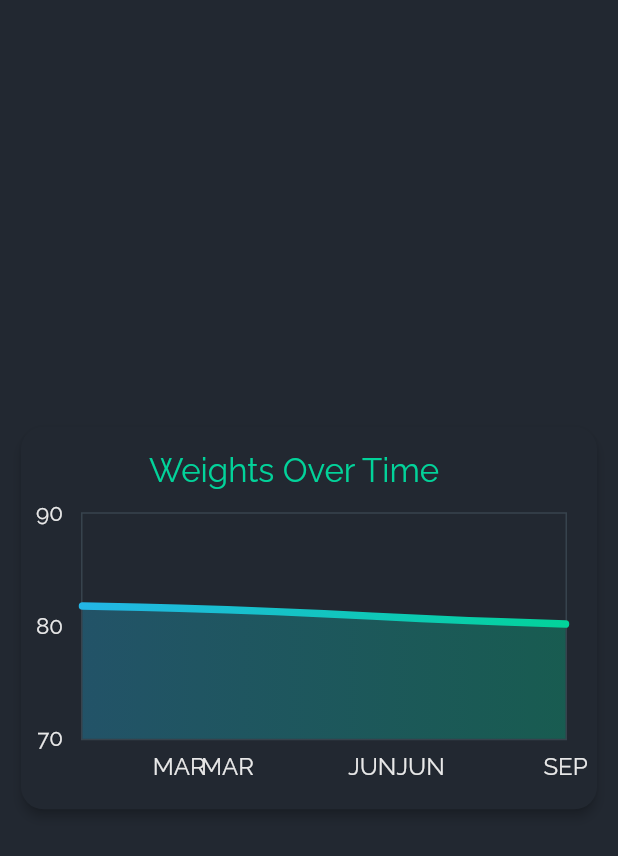
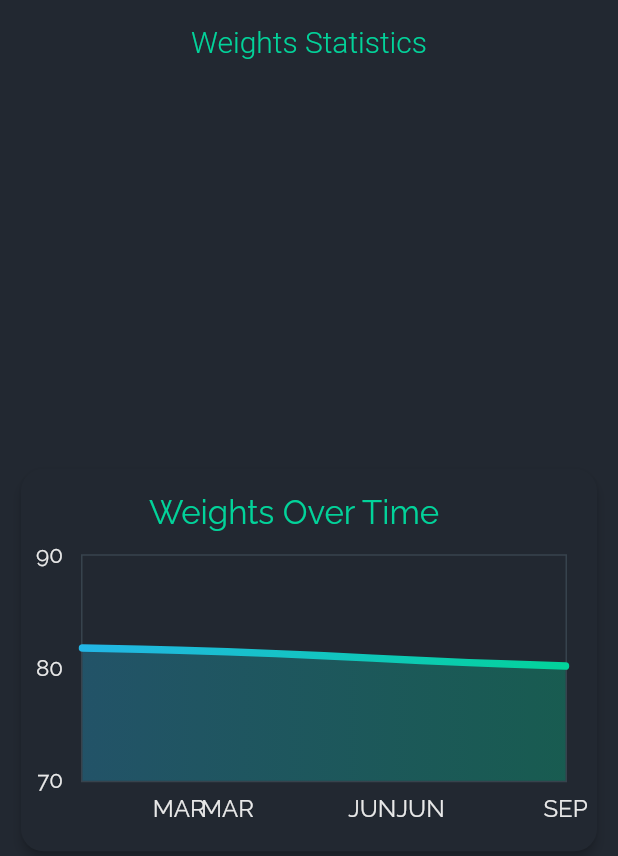
Before and after one commit to seanyasno/weights, a Flutter app: the screen it shows after launch, on a phone screen of 412 x 824 dp. Shown: the top 856 px of the screen. Run offline on Flutter 3.47's test engine with Material 2 defaults, Android fonts, the phone set to English and light mode, and no system bars; drawn by our look-alikes of fl_chart; our stand-ins replace google_fonts.

Commit message:
Added appbar.

```diff
--- a/lib/pages/weights/weights_page.dart
+++ b/lib/pages/weights/weights_page.dart
@@ -8,6 +8,7 @@ import 'package:flutter/material.dart';
 class WeightsPage extends StatelessWidget {
   @override
   Widget build(BuildContext context) {
+    final ThemeData theme = Theme.of(context);
     final List<IWeightData> weightsData =
         Provider.of<WeightsDataProvider>(context).weightsData;
 
@@ -27,7 +28,19 @@ class WeightsPage extends StatelessWidget {
     }
 
     return Scaffold(
-      backgroundColor: Theme.of(context).backgroundColor,
+      backgroundColor: theme.backgroundColor,
+      appBar: AppBar(
+        title: Text(
+          'Weights Statistics',
+          style: TextStyle(
+            color: theme.primaryColor,
+            fontWeight: FontWeight.w300
+          ),
+        ),
+        centerTitle: true,
+        elevation: 0,
+        backgroundColor: theme.backgroundColor,
+      ),
       body: Container(
         padding: EdgeInsets.symmetric(
           horizontal: 10,
@@ -38,7 +51,8 @@ class WeightsPage extends StatelessWidget {
             children: [
               Flexible(
                 flex: 1,
-                child: enhanceChart(context, WeightsOverTimeChart(weightsData: weightsData)),
+                child: enhanceChart(
+                    context, WeightsOverTimeChart(weightsData: weightsData)),
               ),
             ],
           ),
```
